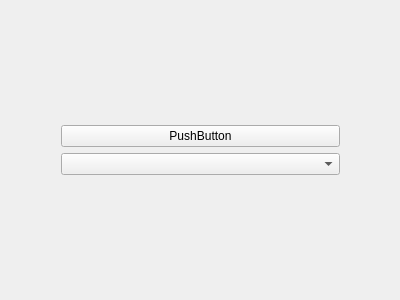
First picture: the form in client/mainwindow.ui, repository lev12/launcher, before the edit.
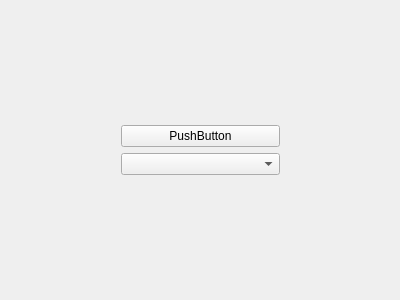
Second picture: the form after the edit.

What changed in the file:
```diff
--- a/client/mainwindow.ui
+++ b/client/mainwindow.ui
@@ -30,11 +30,11 @@
         <enum>Qt::Horizontal</enum>
        </property>
        <property name="sizeType">
-        <enum>QSizePolicy::Minimum</enum>
+        <enum>QSizePolicy::Fixed</enum>
        </property>
        <property name="sizeHint" stdset="0">
         <size>
-         <width>40</width>
+         <width>100</width>
          <height>20</height>
         </size>
        </property>
@@ -93,11 +93,11 @@
         <enum>Qt::Horizontal</enum>
        </property>
        <property name="sizeType">
-        <enum>QSizePolicy::Minimum</enum>
+        <enum>QSizePolicy::Fixed</enum>
        </property>
        <property name="sizeHint" stdset="0">
         <size>
-         <width>40</width>
+         <width>100</width>
          <height>20</height>
         </size>
        </property>
```
